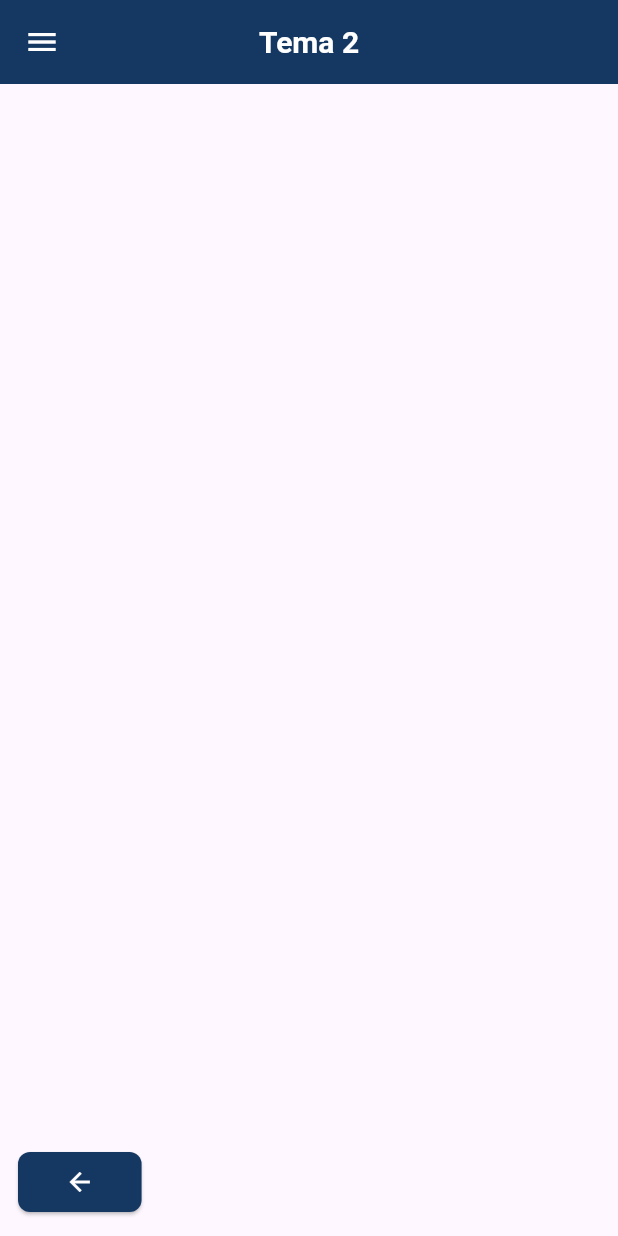
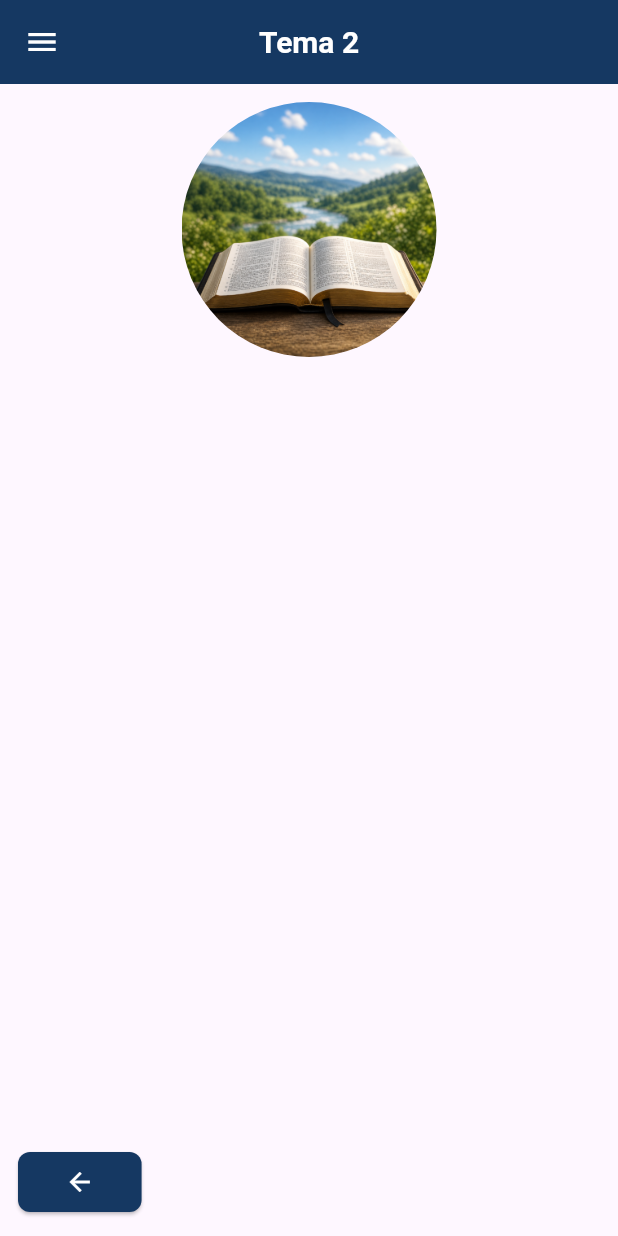
Before and after one commit to JoseJacsanCode/estudoBiblico, a Flutter app: the Study1 screen opened by its route, after a tap on the "arrow forward" icon, on a phone screen of 412 x 824 dp. Run offline on Flutter 3.47's test engine with Material 3 defaults, Android fonts, the phone set to English and light mode, and no system bars.

Commit message:
Criando clipOval customizado

```diff
--- a/lib/pages/study1.dart
+++ b/lib/pages/study1.dart
@@ -1,6 +1,7 @@
 import 'package:estudo_biblico/widgets/buttons/left_button.dart';
 import 'package:estudo_biblico/widgets/buttons/right_button.dart';
 import 'package:estudo_biblico/widgets/custom_appbar.dart';
+import 'package:estudo_biblico/widgets/custom_clipoval.dart';
 import 'package:estudo_biblico/widgets/side_menu.dart';
 import 'package:flutter/material.dart';
 
@@ -12,13 +13,16 @@ class Study1 extends StatelessWidget {
     return Scaffold(
       appBar: CustomAppbar(title: 'Tema 1'),
       drawer: Sidemenu(),
-      body: Stack(
+      body:
+      Stack(
         children: [
-          Center(
-            child: Text('Texto de teste'),
+          Column(
+            children: [
+              CustomClipoval(imageWay: 'assets/images/bible.png',)
+            ],
           ),
-          LeftButton(backTo: '/',),
-          RightButton(goTo: '/tema2',)
+          LeftButton(backTo: '/'),
+          RightButton(goTo: '/tema2'),
         ],
       ),
     );
--- a/lib/pages/study2.dart
+++ b/lib/pages/study2.dart
@@ -1,5 +1,6 @@
 import 'package:estudo_biblico/widgets/buttons/left_button.dart';
 import 'package:estudo_biblico/widgets/custom_appbar.dart';
+import 'package:estudo_biblico/widgets/custom_clipoval.dart';
 import 'package:estudo_biblico/widgets/side_menu.dart';
 import 'package:flutter/material.dart';
 
@@ -13,6 +14,11 @@ class Study2 extends StatelessWidget {
       drawer: Sidemenu(),
       body: Stack(
         children: [
+          Column(
+            children: [
+              CustomClipoval(imageWay: 'assets/images/bible.png',)
+            ],
+          ),
           LeftButton(backTo: '/tema1')
         ],
       ),
--- /dev/null
+++ b/lib/widgets/custom_clipoval.dart
@@ -0,0 +1,23 @@
+import 'package:flutter/material.dart';
+
+class CustomClipoval extends StatelessWidget {
+  final String imageWay;
+
+  const CustomClipoval({super.key, required this.imageWay});
+
+  @override
+  Widget build(BuildContext context) {
+    return Padding(
+      padding: const EdgeInsets.all(12.0),
+      child: Center(
+        child: ClipOval(
+          child: Image.asset(
+            imageWay,
+            width: 170,
+            height: 170,
+          ),
+        ),
+      ),
+    );
+  }
+}
--- a/pubspec.yaml
+++ b/pubspec.yaml
@@ -58,9 +58,8 @@ flutter:
   uses-material-design: true
 
   # To add assets to your application, add an assets section, like this:
-  # assets:
-  #   - images/a_dot_burr.jpeg
-  #   - images/a_dot_ham.jpeg
+  assets:
+    - assets/images/bible.png
 
   # An image asset can refer to one or more resolution-specific "variants", see
   # https://flutter.dev/to/resolution-aware-images
```
Also changed, not shown: assets/images/bible.png (added).
